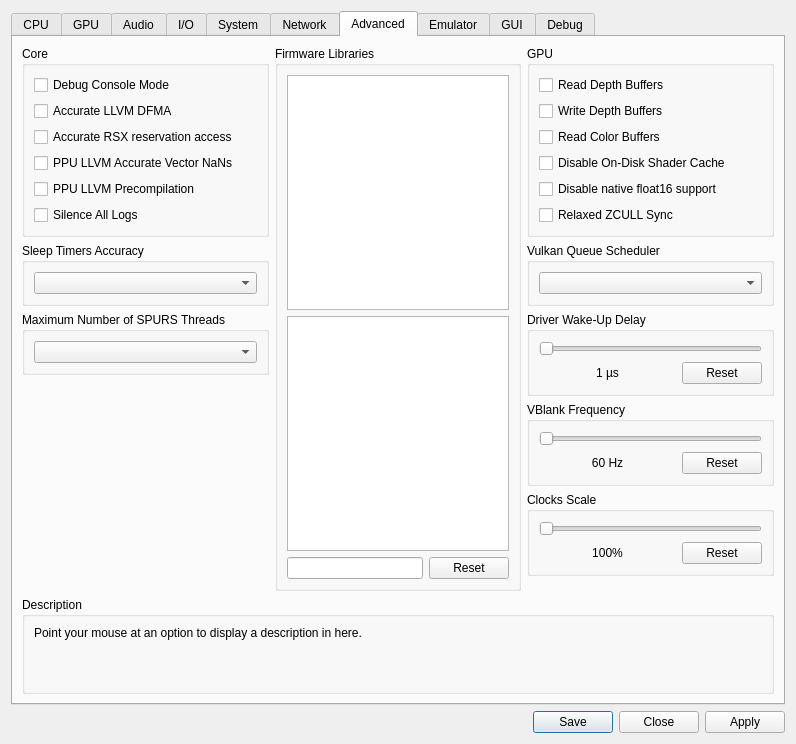
Above: rpcs3/rpcs3qt/settings_dialog.ui from RPCS3/rpcs3 before the change. Below: the same form after it.
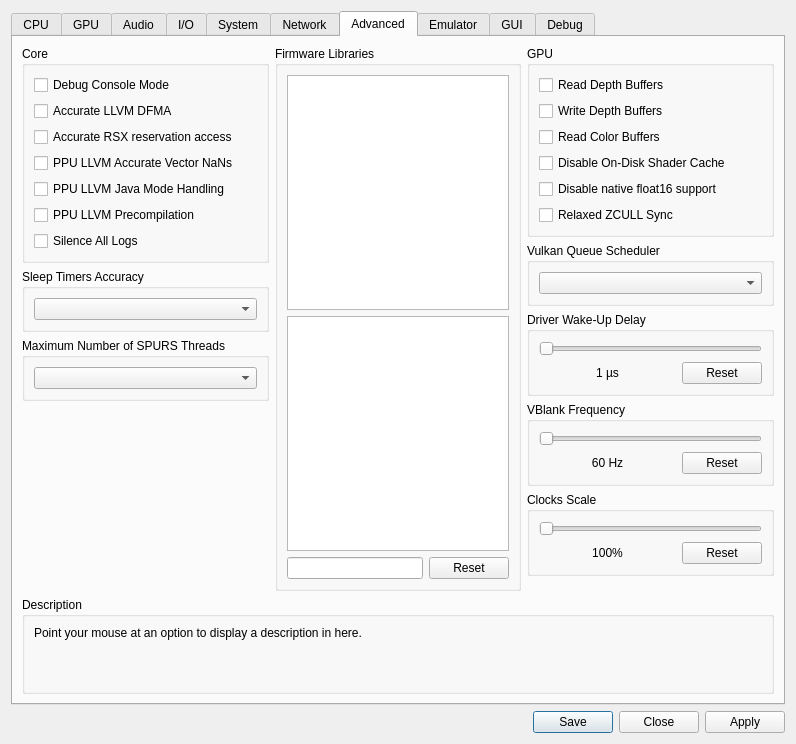
That is the form after the change. The open tabs and pages were chosen to show the change. Icons and pictures are not drawn.

Commit message: Qt: move java mode setting to advanced tab

Patch:
```diff
--- a/rpcs3/rpcs3qt/settings_dialog.ui
+++ b/rpcs3/rpcs3qt/settings_dialog.ui
@@ -1898,6 +1898,13 @@
                 </property>
                </widget>
               </item>
+              <item>
+               <widget class="QCheckBox" name="ppuLlvmJavaModeHandling">
+                <property name="text">
+                 <string>PPU LLVM Java Mode Handling</string>
+                </property>
+               </widget>
+              </item>
               <item>
                <widget class="QCheckBox" name="ppuPrecompilation">
                 <property name="text">
@@ -3638,13 +3645,6 @@
               </property>
              </widget>
             </item>
-            <item>
-             <widget class="QCheckBox" name="ppuLlvmJavaModeHandling">
-              <property name="text">
-               <string>PPU LLVM Java Mode Handling</string>
-              </property>
-             </widget>
-            </item>
             <item>
              <spacer name="verticalSpacerDebugCore">
               <property name="orientation">
```
The commit also changes 1 other file.
